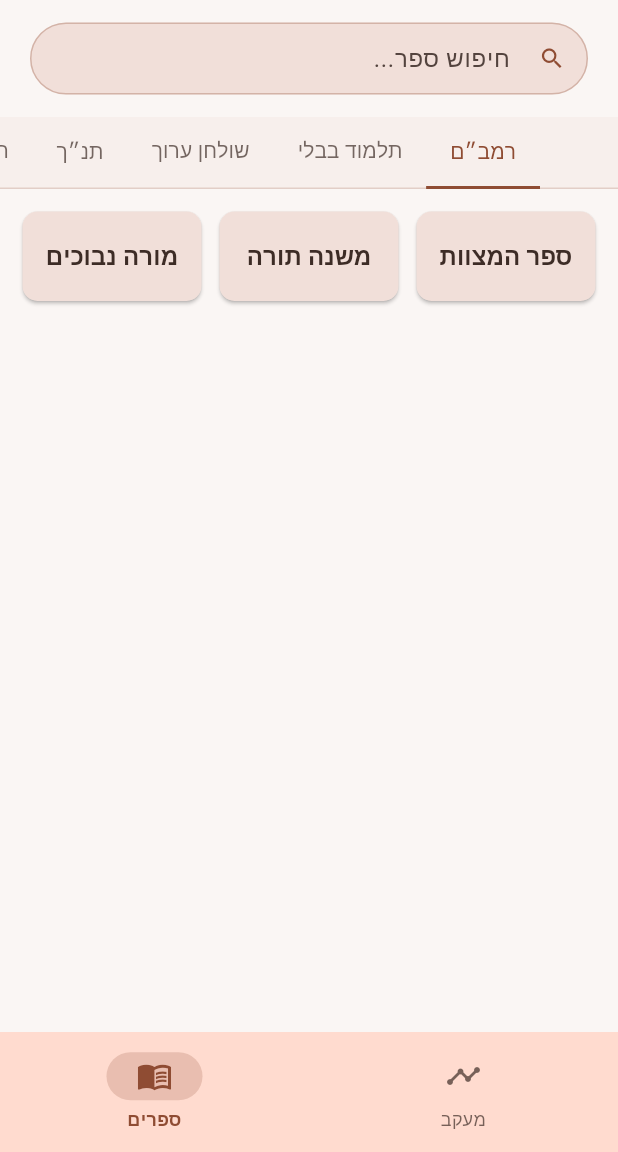
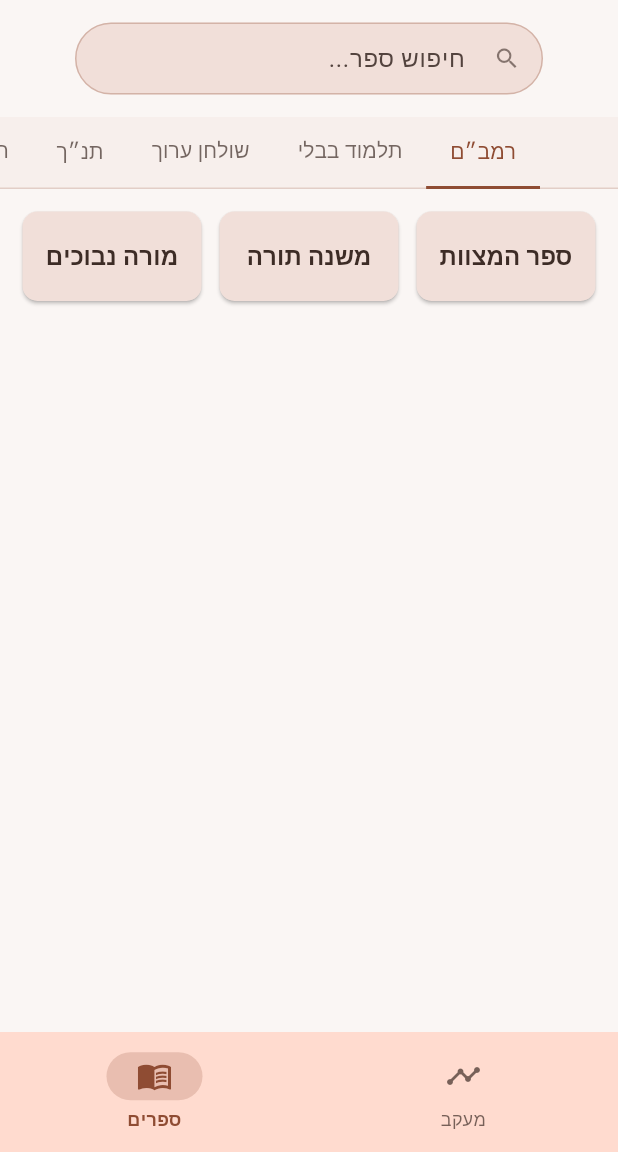
Before and after one commit to NHLOCAL/Shamor-Zachor, a Flutter app: the screen it shows after launch, item 2 of the bottom bar chosen, on a phone screen of 412 x 824 dp, the part 84-1236 px from its top. Run offline on Flutter 3.47's test engine with Material 3 defaults, Android fonts, the phone set to English and light mode, and no system bars; our stand-ins replace shared_preferences; Roboto replaces fonts that are missing (Heebo).

Commit message:
Update books_screen.dart

```diff
--- a/shamor_vezachor/lib/screens/books_screen.dart
+++ b/shamor_vezachor/lib/screens/books_screen.dart
@@ -144,14 +144,12 @@ class _BooksScreenState extends State<BooksScreen>
       });
     });
     results.sort((a, b) {
-      // מיון תוצאות חיפוש
       if (a is SearchBookCardWidget && b is SearchBookCardWidget) {
-        // עדיפות להתאמה בשם הספר
         bool aNameMatch = a.bookName.toLowerCase().contains(term.toLowerCase());
         bool bNameMatch = b.bookName.toLowerCase().contains(term.toLowerCase());
         if (aNameMatch && !bNameMatch) return -1;
         if (!aNameMatch && bNameMatch) return 1;
-        return a.bookName.compareTo(b.bookName); // מיון אלפביתי משני
+        return a.bookName.compareTo(b.bookName);
       }
       return 0;
     });
@@ -169,8 +167,7 @@ class _BooksScreenState extends State<BooksScreen>
           int switchToIndexAfterClear = _currentTabIndex;
           if (switchToIndexAfterClear == newSearchTabIndex &&
               categories.isNotEmpty) {
-            // אם היינו בטאב החיפוש והוא נעלם
-            switchToIndexAfterClear = 0; // עבור לטאב הראשון
+            switchToIndexAfterClear = 0;
           } else if (switchToIndexAfterClear >= categories.length &&
               categories.isNotEmpty) {
             switchToIndexAfterClear = categories.length - 1;
@@ -201,14 +198,16 @@ class _BooksScreenState extends State<BooksScreen>
   Widget _buildSearchField(DataProvider dataProvider) {
     final theme = Theme.of(context);
     return Padding(
-      padding:
-          const EdgeInsets.only(bottom: 15.0, left: 20, right: 20, top: 15),
+      // הקטנת הרוחב של שדה החיפוש ע"י הגדלת ה-padding האופקי
+      padding: const EdgeInsets.symmetric(horizontal: 50.0, vertical: 15.0),
       child: TextField(
         controller: _searchController,
         textDirection: TextDirection.rtl,
         decoration: InputDecoration(
           hintText: 'חיפוש ספר...',
-          prefixIcon: Icon(Icons.search, color: theme.colorScheme.primary),
+          // שינוי צבע אייקון החיפוש בתוך השדה
+          prefixIcon: Icon(Icons.search,
+              color: theme.colorScheme.onSurface.withOpacity(0.6)),
           border: OutlineInputBorder(
             borderRadius: BorderRadius.circular(30),
             borderSide:
@@ -263,7 +262,6 @@ class _BooksScreenState extends State<BooksScreen>
         }
       });
       return Column(
-        // הוספת Padding כאן אם רוצים שהחיפוש לא יהיה צמוד לקצוות
         children: [
           _buildSearchField(dataProvider),
           const Expanded(
@@ -277,13 +275,15 @@ class _BooksScreenState extends State<BooksScreen>
     if (_tabController == null ||
         _tabController!.length == 0 && _searchController.text.isEmpty) {
       return Column(
-        // הוספת Padding כאן
         children: [
           _buildSearchField(dataProvider),
-          const Expanded(
+          Expanded(
               child: Center(
                   child: Text('אין נתונים להצגה.',
-                      style: TextStyle(fontStyle: FontStyle.italic)))),
+                      style: TextStyle(
+                          fontStyle: FontStyle.italic,
+                          color:
+                              theme.colorScheme.onSurface.withOpacity(0.6))))),
         ],
       );
     }
@@ -292,13 +292,15 @@ class _BooksScreenState extends State<BooksScreen>
             _searchController.text.isNotEmpty &&
             _searchResults.isEmpty) {
       return Column(
-        // הוספת Padding כאן
         children: [
           _buildSearchField(dataProvider),
-          const Expanded(
+          Expanded(
               child: Center(
                   child: Text('לא נמצאו תוצאות חיפוש.',
-                      style: TextStyle(fontStyle: FontStyle.italic)))),
+                      style: TextStyle(
+                          fontStyle: FontStyle.italic,
+                          color:
+                              theme.colorScheme.onSurface.withOpacity(0.6))))),
         ],
       );
     }
@@ -310,8 +312,8 @@ class _BooksScreenState extends State<BooksScreen>
         key: PageStorageKey<String>(categoryName),
         padding: const EdgeInsets.all(15),
         gridDelegate: const SliverGridDelegateWithMaxCrossAxisExtent(
-          maxCrossAxisExtent: 170, // רוחב מקסימלי לכרטיס
-          childAspectRatio: 150 / 75, // יחס גובה-רוחב
+          maxCrossAxisExtent: 170,
+          childAspectRatio: 150 / 75, // גובה הכרטיס יהיה קטן יותר
           crossAxisSpacing: 12,
           mainAxisSpacing: 12,
         ),
@@ -323,9 +325,9 @@ class _BooksScreenState extends State<BooksScreen>
             categoryName: categoryName,
             bookName: bookName,
             bookDetails: bookDetails,
-            bookProgressData: Provider.of<ProgressProvider>(context,
-                    listen: true) // listen: true for completion status updates
-                .getProgressForBook(categoryName, bookName),
+            bookProgressData:
+                Provider.of<ProgressProvider>(context, listen: true)
+                    .getProgressForBook(categoryName, bookName),
           );
         },
       );
@@ -336,7 +338,10 @@ class _BooksScreenState extends State<BooksScreen>
         child: Row(
           mainAxisSize: MainAxisSize.min,
           children: [
-            Icon(Icons.search, size: 20, color: theme.tabBarTheme.labelColor),
+            Icon(Icons.search,
+                size: 20,
+                color: theme
+                    .tabBarTheme.labelColor), // צבע האייקון לפי צבע הטאב הפעיל
             const SizedBox(width: 6),
             const Text("חיפוש")
           ],
@@ -348,7 +353,7 @@ class _BooksScreenState extends State<BooksScreen>
           padding: const EdgeInsets.all(15),
           gridDelegate: const SliverGridDelegateWithMaxCrossAxisExtent(
             maxCrossAxisExtent: 170,
-            childAspectRatio: 150 / 90, // הגדלתי מעט את היחס עבור כרטיסי חיפוש
+            childAspectRatio: 150 / 90, // גובה הכרטיס לתוצאות חיפוש
             crossAxisSpacing: 12,
             mainAxisSpacing: 12,
           ),
@@ -362,13 +367,11 @@ class _BooksScreenState extends State<BooksScreen>
       children: [
         _buildSearchField(dataProvider),
         Container(
-          color: theme.colorScheme.secondaryContainer
-              .withOpacity(0.3), // רקע לטאבים
+          color: theme.colorScheme.secondaryContainer.withOpacity(0.3),
           child: TabBar(
             controller: _tabController!,
             isScrollable: true,
             tabs: tabs,
-            // TabBarTheme מוגדר ב-main.dart
           ),
         ),
         Expanded(
```
